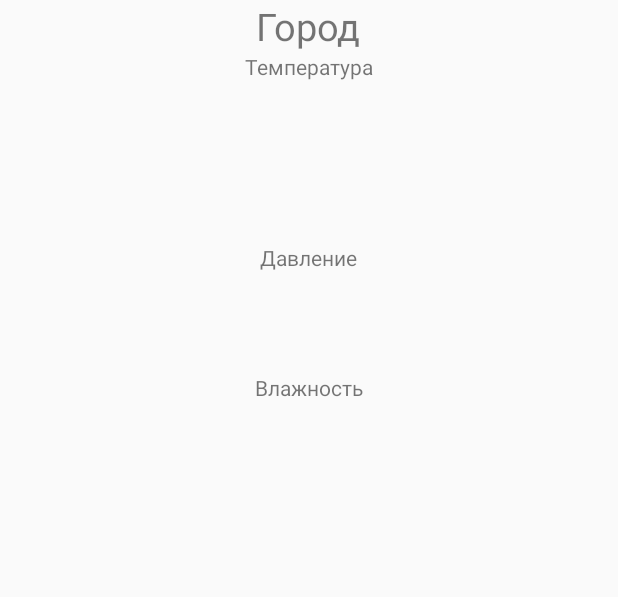
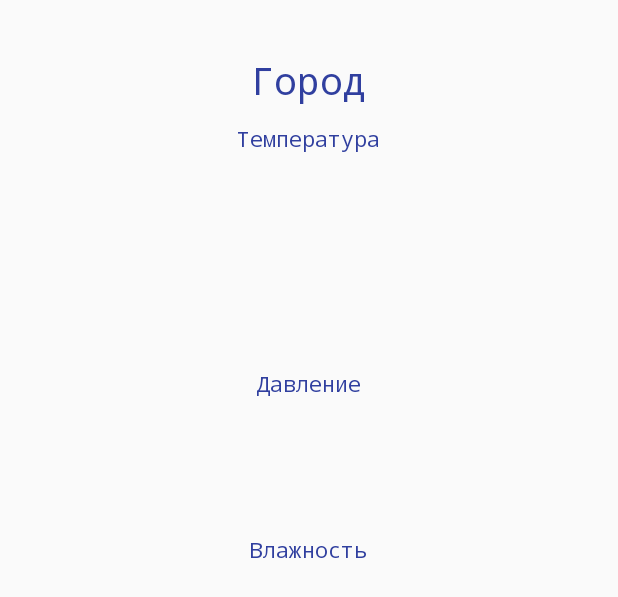
Before and after one commit to JekaPopov/AndroidLessons, an Android app: the layout weather_view.xml on its own in the app's theme, with its tools: preview values and no code run, on a phone screen of 412 x 824 dp. Shown: the top 597 px of the screen. Run offline under Robolectric (Android 15) with nearby library versions, the phone set to English and light mode, and no system bars.

```diff
--- a/app/src/main/AndroidManifest.xml
+++ b/app/src/main/AndroidManifest.xml
@@ -8,15 +8,15 @@
         android:label="@string/app_name"
         android:roundIcon="@mipmap/ic_launcher_round"
         android:supportsRtl="true"
-        android:theme="@style/AppTheme">
-        <activity android:name=".MainActivity">
+        android:theme="@style/MyStyle">
+        <activity android:name=".SetWeather">
             <intent-filter>
                 <action android:name="android.intent.action.MAIN" />
 
                 <category android:name="android.intent.category.LAUNCHER" />
             </intent-filter>
         </activity>
-        <activity android:name=".Main2Activity"></activity>
+        <activity android:name=".WeatherView"></activity>
     </application>
 
 </manifest>
--- a/app/src/main/res/layout/activity_main2.xml
+++ b/app/src/main/res/layout/weather_view.xml
@@ -1,17 +1,26 @@
 <?xml version="1.0" encoding="utf-8"?>
-<RelativeLayout xmlns:android="http://schemas.android.com/apk/res/android"
-    xmlns:app="http://schemas.android.com/apk/res-auto"
+<ScrollView xmlns:android="http://schemas.android.com/apk/res/android"
     xmlns:tools="http://schemas.android.com/tools"
     android:layout_width="match_parent"
     android:layout_height="match_parent"
-    tools:context="ru.dravn.androidlessons.Main2Activity">
+    tools:context="ru.dravn.androidlessons.WeatherView">
 
+    <RelativeLayout android:layout_height="wrap_content"
+        android:layout_width="match_parent"
+        tools:ignore="UselessParent">
+
+    <ImageView
+        android:id="@+id/weatherImage"
+        android:layout_width="wrap_content"
+        android:layout_height="wrap_content"
+        android:layout_alignParentTop="true"
+        android:layout_centerHorizontal="true" />
 
     <TextView
         android:id="@+id/city"
         android:layout_width="wrap_content"
         android:layout_height="wrap_content"
-        android:layout_alignParentTop="true"
+        android:layout_below="@+id/weatherImage"
         android:layout_centerHorizontal="true"
         android:text="@string/city"
         android:textSize="@dimen/middleText"/>
@@ -96,3 +105,4 @@
         android:textSize="@dimen/smallText"
         android:text="" />
 </RelativeLayout>
+</ScrollView>
--- a/app/src/main/res/values/colors.xml
+++ b/app/src/main/res/values/colors.xml
@@ -3,4 +3,9 @@
     <color name="colorPrimary">#3F51B5</color>
     <color name="colorPrimaryDark">#303F9F</color>
     <color name="colorAccent">#FF4081</color>
+
+    <color name="hint">#2A2C45</color>
+    <color name="editText">#1F000000</color>
+    <color name="textColor">#303F9F</color>
+
 </resources>
--- a/app/src/main/res/values/dimens.xml
+++ b/app/src/main/res/values/dimens.xml
@@ -4,4 +4,5 @@
     <dimen name="bigText">50sp</dimen>
     <dimen name="bigMiddleText">30sp</dimen>
     <dimen name="smallText">15sp</dimen>
+    <dimen name="layout_marginBottom">4dp</dimen>
 </resources>
--- a/app/src/main/res/values/styles.xml
+++ b/app/src/main/res/values/styles.xml
@@ -8,4 +8,13 @@
         <item name="colorAccent">@color/colorAccent</item>
     </style>
 
+
+    <style name="MyStyle" parent="Theme.AppCompat.Light">
+        <item name="android:editTextColor">@color/editText</item>
+        <item name="android:textColor">@color/textColor</item>
+        <item name="android:textColorHint">@color/hint</item>
+        <item name="android:typeface">monospace</item>
+        <item name="android:layout_marginBottom">@dimen/layout_marginBottom</item>
+        <item name="android:padding">4dp</item>
+    </style>
 </resources>
--- a/build.gradle
+++ b/build.gradle
@@ -7,7 +7,7 @@ buildscript {
         jcenter()
     }
     dependencies {
-        classpath 'com.android.tools.build:gradle:3.0.1'
+        classpath 'com.android.tools.build:gradle:3.1.2'
 
 
         // NOTE: Do not place your application dependencies here; they belong
```
Also changed, not shown: app/src/main/java/ru/dravn/androidlessons/Main2Activity.java (deleted, +0 -77 lines), app/src/main/java/ru/dravn/androidlessons/Parameter.java (added, +64 -0 lines), app/src/main/java/ru/dravn/androidlessons/SetWeather.java (renamed from app/src/main/java/ru/dravn/androidlessons/MainActivity.java, +22 -25 lines), app/src/main/java/ru/dravn/androidlessons/WeatherView.java (added, +60 -0 lines), app/src/main/res/layout/activity_set_weather.xml (renamed from app/src/main/res/layout/activity_main.xml, +25 -13 lines), app/src/main/res/values/string-array.xml (added, +14 -0 lines), app/src/main/res/drawable/cloudy.png (added), app/src/main/res/drawable/hot.png (added), app/src/main/res/drawable/partly_cloudy.png (added), app/src/main/res/drawable/rain.png (added), app/src/main/res/drawable/snow.png (added), app/src/main/res/drawable/storm.png (added), app/src/main/res/drawable/sunny.png (added), gradle/wrapper/gradle-wrapper.properties, 1 other file.
